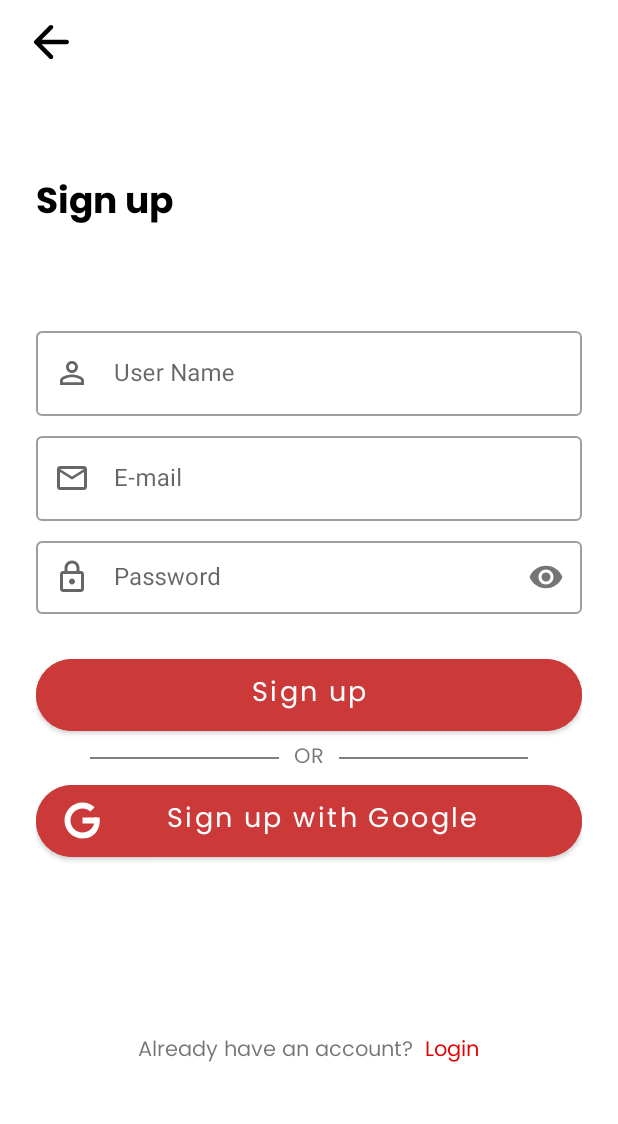
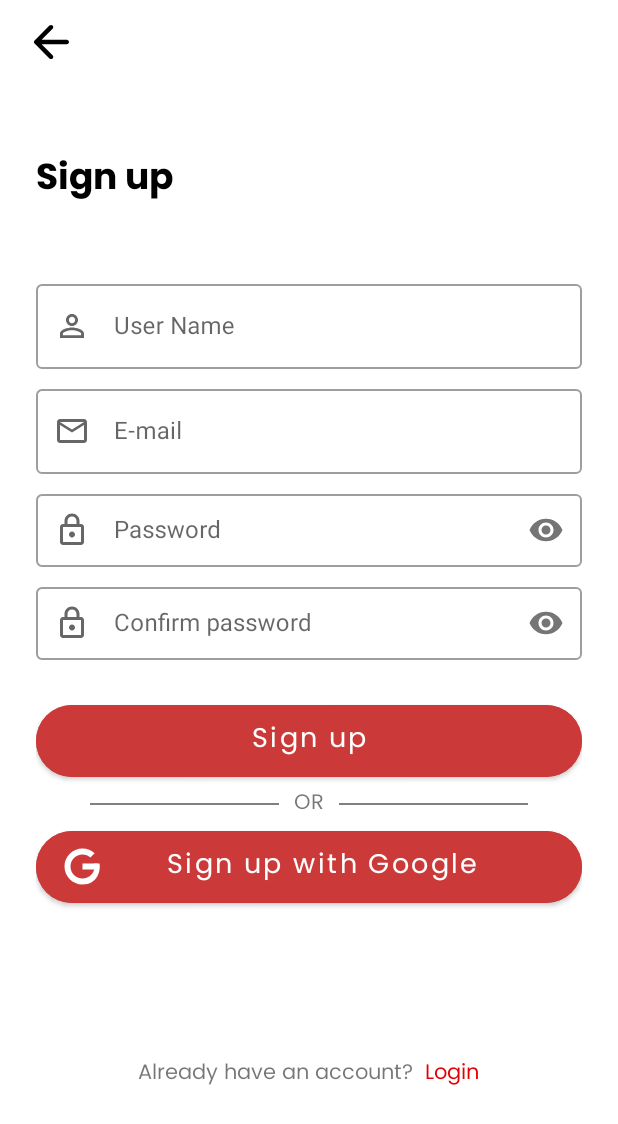
Before and after one commit to Kunkhozhaev/SnapNews, an Android app: the SignUpFragment screen opened through its navigation route, on a phone screen of 412 x 824 dp. Shown: the top 1124 px of the screen. Run offline under Robolectric (Android 15) with nearby library versions, the phone set to English and light mode, and no system bars; our stand-ins replace Firebase (no records; nobody signed in at launch, a user with empty details on screens opened directly); 2 statements that could not run were skipped.

Commit message:
Password confirmation field is added

```diff
--- a/app/src/main/res/layout/fragment_sign_up.xml
+++ b/app/src/main/res/layout/fragment_sign_up.xml
@@ -59,7 +59,7 @@
         app:layout_constraintTop_toTopOf="parent">
 
         <com.google.android.material.textfield.TextInputLayout
-            android:id="@+id/tilFirstName"
+            android:id="@+id/tilUserName"
             style="@style/Widget.MaterialComponents.TextInputLayout.OutlinedBox"
             android:layout_width="match_parent"
             android:layout_height="wrap_content"
@@ -101,6 +101,23 @@
 
             <com.google.android.material.textfield.TextInputEditText
                 android:id="@+id/et_password"
+                android:layout_width="match_parent"
+                android:layout_height="match_parent"
+                android:inputType="textPassword" />
+        </com.google.android.material.textfield.TextInputLayout>
+
+        <com.google.android.material.textfield.TextInputLayout
+            android:id="@+id/til_confirm_password"
+            style="@style/Widget.MaterialComponents.TextInputLayout.OutlinedBox.Dense"
+            android:layout_width="match_parent"
+            android:layout_height="wrap_content"
+            android:layout_marginTop="8dp"
+            android:hint="@string/confirm_password"
+            app:passwordToggleEnabled="true"
+            app:startIconDrawable="@drawable/ic_lock">
+
+            <com.google.android.material.textfield.TextInputEditText
+                android:id="@+id/et_confirm_password"
                 android:layout_width="match_parent"
                 android:layout_height="match_parent"
                 android:inputType="textPassword" />
--- a/app/src/main/res/navigation/nav_graph_global.xml
+++ b/app/src/main/res/navigation/nav_graph_global.xml
@@ -60,10 +60,18 @@
         android:label="LoginFragment" >
         <action
             android:id="@+id/action_loginFragment_to_signUpFragment"
-            app:destination="@id/signUpFragment" />
+            app:destination="@id/signUpFragment"
+            app:enterAnim="@anim/slide_in"
+            app:exitAnim="@anim/fade_out"
+            app:popEnterAnim="@anim/fade_in"
+            app:popExitAnim="@anim/slide_out"/>
         <action
             android:id="@+id/action_loginFragment_to_fragmentGlobalContainer"
-            app:destination="@id/fragmentGlobalContainer" />
+            app:destination="@id/fragmentGlobalContainer"
+            app:enterAnim="@anim/slide_in"
+            app:exitAnim="@anim/fade_out"
+            app:popEnterAnim="@anim/fade_in"
+            app:popExitAnim="@anim/slide_out"/>
     </fragment>
     <fragment
         android:id="@+id/signUpFragment"
@@ -71,10 +79,18 @@
         android:label="SignUpFragment" >
         <action
             android:id="@+id/action_signUpFragment_to_loginFragment"
-            app:destination="@id/loginFragment" />
+            app:destination="@id/loginFragment"
+            app:enterAnim="@anim/slide_in"
+            app:exitAnim="@anim/fade_out"
+            app:popEnterAnim="@anim/fade_in"
+            app:popExitAnim="@anim/slide_out"/>
         <action
             android:id="@+id/action_signUpFragment_to_fragmentGlobalContainer"
-            app:destination="@id/fragmentGlobalContainer" />
+            app:destination="@id/fragmentGlobalContainer"
+            app:enterAnim="@anim/slide_in"
+            app:exitAnim="@anim/fade_out"
+            app:popEnterAnim="@anim/fade_in"
+            app:popExitAnim="@anim/slide_out"/>
     </fragment>
 </navigation>
 
--- a/app/src/main/res/values-night/strings.xml
+++ b/app/src/main/res/values-night/strings.xml
@@ -4,4 +4,5 @@
     <string name="tvEditPageInfoTitle">Your information</string>
     <string name="tvUsernameText">User Name</string>
     <string name="tvEditPageEmailTitle">e-mail</string>
+    <string name="confirm_password">Confirm password</string>
 </resources>
--- a/app/src/main/res/values/strings.xml
+++ b/app/src/main/res/values/strings.xml
@@ -41,4 +41,9 @@
     <string name="tvTextOR">OR</string>
     <string name="sign_up_with_google">Sign up with Google</string>
     <string name="password_length_condition">Password must not be less than 8 characters</string>
+    <string name="password_match_condition">Passwords does not match</string>
+    <string name="confirm_password">Confirm password</string>
+    <string name="username_is_empty">Username should not be empty</string>
+    <string name="email_is_empty">E-mail should not be empty</string>
+    <string name="password_is_empty">Password should not be empty</string>
 </resources>
```
Also changed, not shown: app/src/main/java/ru/nurdaulet/news/ui/fragments/auth/signup/SignUpFragment.kt (+30 -6 lines).
